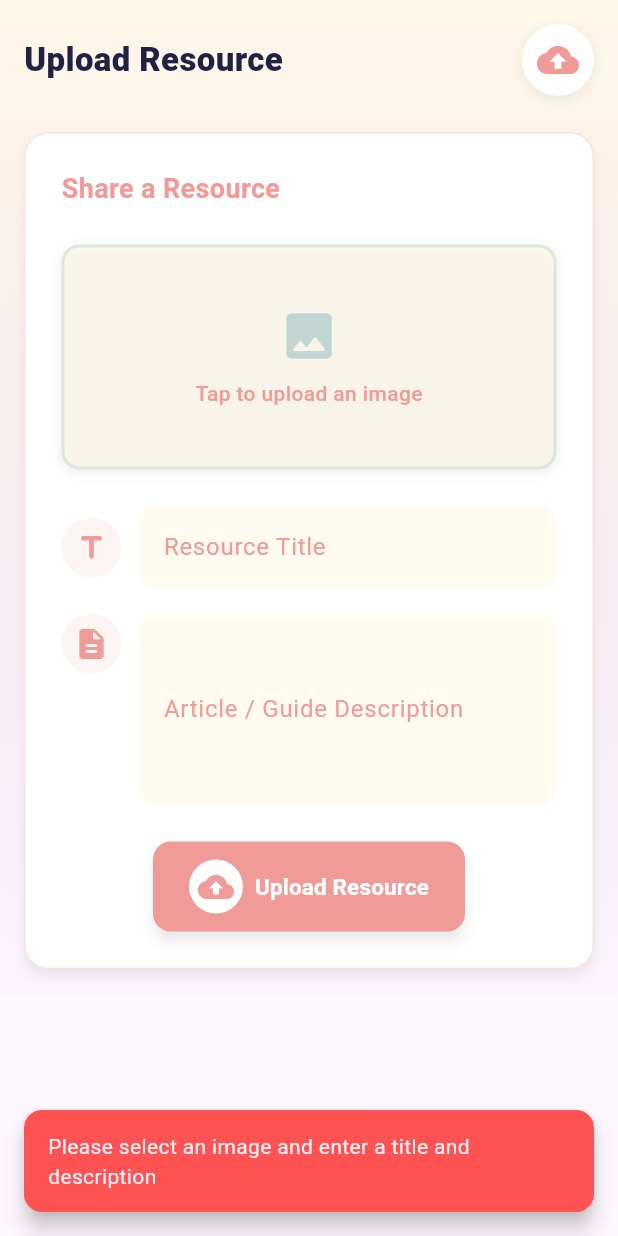
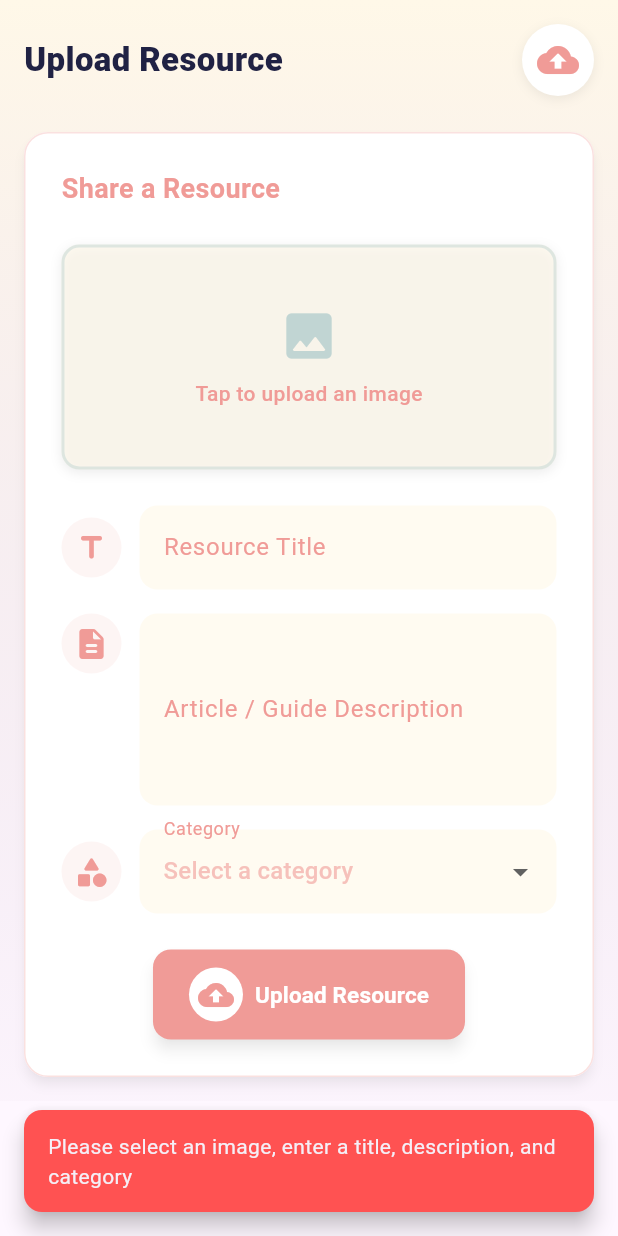
Before and after one commit to ali88367/her_haven_admin, a Flutter app: the Resources screen opened directly, after a tap on "Upload Resource", on a phone screen of 412 x 824 dp. Run offline on Flutter 3.47's test engine with Material 3 defaults, Android fonts, the phone set to English and light mode, and no system bars; our stand-ins replace cloud_firestore, file_picker, firebase_auth, firebase_core, firebase_storage, get and 1 more; missing offline and left inert: flutter_quill, flutter_quill_delta_from_html, vsc_quill_delta_to_html; accounts and stored records are empty; statements that could not run were skipped.

Commit message:
first commit

```diff
--- a/lib/tabs/resources.dart
+++ b/lib/tabs/resources.dart
@@ -16,8 +16,10 @@ class Resources extends StatefulWidget {
 class _ResourcesState extends State<Resources> with TickerProviderStateMixin {
   final TextEditingController _titleController = TextEditingController();
   final TextEditingController _descriptionController = TextEditingController();
+  final TextEditingController _customCategoryController = TextEditingController();
   Uint8List? _imageBytes;
   String? _fileName;
+  String? _selectedCategory;
   bool _isUploading = false;
   bool _isFirebaseInitialized = false;
   double? _uploadProgress;
@@ -25,6 +27,13 @@ class _ResourcesState extends State<Resources> with TickerProviderStateMixin {
   late Animation<double> _fadeAnimation;
   late AnimationController _cardAnimationController;
   late Animation<double> _cardScaleAnimation;
+
+  final List<String> _categories = [
+    'Domestic Abuse',
+    'Mental Health',
+    'Sexual Abuse',
+    'Custom'
+  ];
 
   @override
   void initState() {
@@ -82,7 +91,7 @@ class _ResourcesState extends State<Resources> with TickerProviderStateMixin {
           setState(() {
             _imageBytes = result.files.single.bytes!;
             _fileName = result.files.single.name;
-            _cardAnimationController.forward(from: 0.0); // Restart card animation
+            _cardAnimationController.forward(from: 0.0);
           });
         }
       }
@@ -106,7 +115,7 @@ class _ResourcesState extends State<Resources> with TickerProviderStateMixin {
     if (!_isFirebaseInitialized) {
       if (mounted) {
         ScaffoldMessenger.of(context).showSnackBar(
-           SnackBar(
+          SnackBar(
             content: Text('Firebase is not initialized'),
             backgroundColor: Colors.redAccent,
             behavior: SnackBarBehavior.floating,
@@ -121,11 +130,12 @@ class _ResourcesState extends State<Resources> with TickerProviderStateMixin {
 
     if (_imageBytes == null ||
         _titleController.text.trim().isEmpty ||
-        _descriptionController.text.trim().isEmpty) {
+        _descriptionController.text.trim().isEmpty ||
+        (_selectedCategory == null || (_selectedCategory == 'Custom' && _customCategoryController.text.trim().isEmpty))) {
       if (mounted) {
         ScaffoldMessenger.of(context).showSnackBar(
-           SnackBar(
-            content: Text('Please select an image and enter a title and description'),
+          SnackBar(
+            content: Text('Please select an image, enter a title, description, and category'),
             backgroundColor: Colors.redAccent,
             behavior: SnackBarBehavior.floating,
             shape: RoundedRectangleBorder(borderRadius: BorderRadius.circular(12)),
@@ -156,15 +166,14 @@ class _ResourcesState extends State<Resources> with TickerProviderStateMixin {
         }
       });
 
-      // Timeout after 30 seconds for upload
       final snapshot = await uploadTask.timeout(const Duration(seconds: 30));
       final imageUrl = await snapshot.ref.getDownloadURL();
 
-      // Firestore write with timeout
       await FirebaseFirestore.instance.collection('resources').add({
         'imageUrl': imageUrl,
         'title': _titleController.text.trim(),
         'description': _descriptionController.text.trim(),
+        'category': _selectedCategory == 'Custom' ? _customCategoryController.text.trim() : _selectedCategory,
         'timestamp': FieldValue.serverTimestamp(),
       }).timeout(const Duration(seconds: 10));
 
@@ -174,6 +183,8 @@ class _ResourcesState extends State<Resources> with TickerProviderStateMixin {
           _fileName = null;
           _titleController.clear();
           _descriptionController.clear();
+          _customCategoryController.clear();
+          _selectedCategory = null;
           _uploadProgress = null;
         });
 
@@ -222,8 +233,8 @@ class _ResourcesState extends State<Resources> with TickerProviderStateMixin {
             begin: Alignment.topCenter,
             end: Alignment.bottomCenter,
             colors: [
-              primaryColor, // Creamy background
-              purple.withOpacity(0.1), // Light purple tint
+              primaryColor,
+              purple.withOpacity(0.1),
             ],
           ),
         ),
@@ -238,7 +249,6 @@ class _ResourcesState extends State<Resources> with TickerProviderStateMixin {
               child: Column(
                 crossAxisAlignment: CrossAxisAlignment.start,
                 children: [
-                  // Header
                   Row(
                     mainAxisAlignment: MainAxisAlignment.spaceBetween,
                     children: [
@@ -272,7 +282,6 @@ class _ResourcesState extends State<Resources> with TickerProviderStateMixin {
                     ],
                   ),
                   const SizedBox(height: 24),
-                  // Upload Card
                   ScaleTransition(
                     scale: _cardScaleAnimation,
                     child: Material(
@@ -298,7 +307,6 @@ class _ResourcesState extends State<Resources> with TickerProviderStateMixin {
                               ),
                             ),
                             const SizedBox(height: 24),
-                            // Image Upload
                             GestureDetector(
                               onTap: _pickImage,
                               child: AnimatedContainer(
@@ -352,7 +360,6 @@ class _ResourcesState extends State<Resources> with TickerProviderStateMixin {
                               ),
                             ),
                             const SizedBox(height: 24),
-                            // Title Field
                             Row(
                               children: [
                                 Container(
@@ -392,7 +399,6 @@ class _ResourcesState extends State<Resources> with TickerProviderStateMixin {
                               ],
                             ),
                             const SizedBox(height: 16),
-                            // Description Field
                             Row(
                               crossAxisAlignment: CrossAxisAlignment.start,
                               children: [
@@ -433,8 +439,106 @@ class _ResourcesState extends State<Resources> with TickerProviderStateMixin {
                                 ),
                               ],
                             ),
+                            const SizedBox(height: 16),
+                            Row(
+                              children: [
+                                Container(
+                                  padding: const EdgeInsets.all(8),
+                                  decoration: BoxDecoration(
+                                    color: pink.withOpacity(0.1),
+                                    shape: BoxShape.circle,
+                                  ),
+                                  child: Icon(
+                                    Icons.category_rounded,
+                                    color: pink,
+                                    size: 24,
+                                  ),
+                                ),
+                                const SizedBox(width: 12),
+                                Expanded(
+                                  child: DropdownButtonFormField<String>(
+                                    value: _selectedCategory,
+                                    decoration: InputDecoration(
+                                      labelText: 'Category',
+                                      labelStyle: TextStyle(color: pink),
+                                      filled: true,
+                                      fillColor: primaryColor.withOpacity(0.6),
+                                      border: OutlineInputBorder(
+                                        borderRadius: BorderRadius.circular(12),
+                                        borderSide: BorderSide.none,
+                                      ),
+                                      focusedBorder: OutlineInputBorder(
+                                        borderRadius: BorderRadius.circular(12),
+                                        borderSide: BorderSide(color: pink, width: 2),
+                                      ),
+                                    ),
+                                    items: _categories.map((String category) {
+                                      return DropdownMenuItem<String>(
+                                        value: category,
+                                        child: Text(
+                                          category,
+                                          style: TextStyle(color: black, fontWeight: FontWeight.w500),
+                                        ),
+                                      );
+                                    }).toList(),
+                                    onChanged: (String? newValue) {
+                                      setState(() {
+                                        _selectedCategory = newValue;
+                                        if (newValue != 'Custom') {
+                                          _customCategoryController.clear();
+                                        }
+                                      });
+                                    },
+                                    hint: Text(
+                                      'Select a category',
+                                      style: TextStyle(color: pink.withOpacity(0.6)),
+                                    ),
+                                  ),
+                                ),
+                              ],
+                            ),
+                            if (_selectedCategory == 'Custom') ...[
+                              const SizedBox(height: 16),
+                              Row(
+                                children: [
+                                  Container(
+                                    padding: const EdgeInsets.all(8),
+                                    decoration: BoxDecoration(
+                                      color: pink.withOpacity(0.1),
+                                      shape: BoxShape.circle,
+                                    ),
+                                    child: Icon(
+                                      Icons.edit_rounded,
+                                      color: pink,
+                                      size: 24,
+                                    ),
+                                  ),
+                                  const SizedBox(width: 12),
+                                  Expanded(
+                                    child: TextField(
+                                      controller: _customCategoryController,
+                                      decoration: InputDecoration(
+                                        labelText: 'Custom Category',
+                                        hintText: 'Enter custom category...',
+                                        labelStyle: TextStyle(color: pink),
+                                        filled: true,
+                                        fillColor: primaryColor.withOpacity(0.6),
+                                        border: OutlineInputBorder(
+                                          borderRadius: BorderRadius.circular(12),
+                                          borderSide: BorderSide.none,
+                                        ),
+                                        focusedBorder: OutlineInputBorder(
+                                          borderRadius: BorderRadius.circular(12),
+                                          borderSide: BorderSide(color: pink, width: 2),
+                                        ),
+                                      ),
+                                      style: TextStyle(color: black, fontWeight: FontWeight.w500),
+                                    ),
+                                  ),
+                                ],
+                              ),
+                            ],
                             const SizedBox(height: 24),
-                            // Upload Button or Progress
                             Center(
                               child: _isUploading
                                   ? Column(
@@ -510,6 +614,7 @@ class _ResourcesState extends State<Resources> with TickerProviderStateMixin {
     _cardAnimationController.dispose();
     _titleController.dispose();
     _descriptionController.dispose();
+    _customCategoryController.dispose();
     super.dispose();
   }
 }
```
Also changed, not shown: 2 other files.
